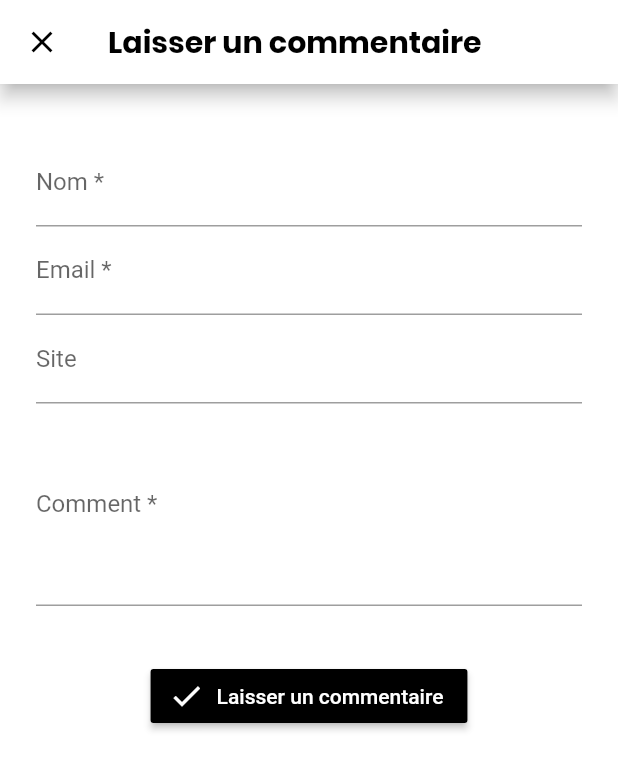
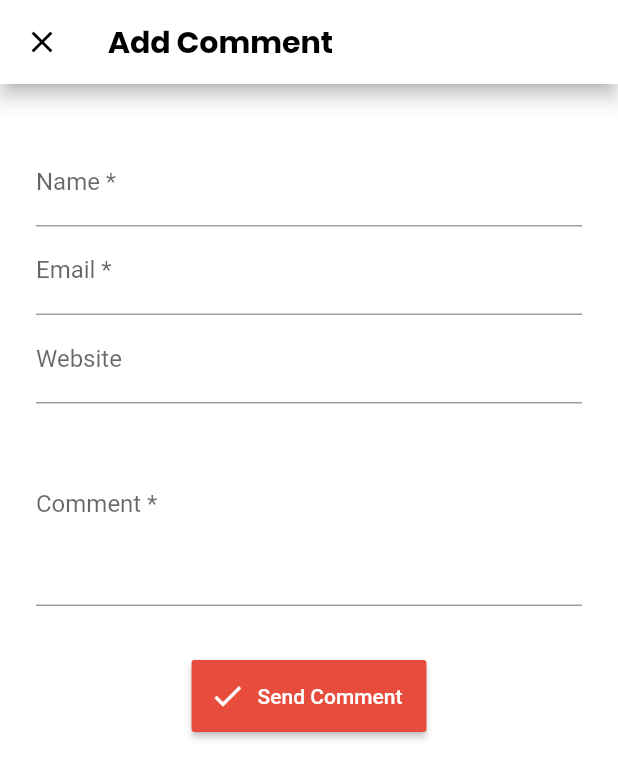
Before and after one commit to luisjose1996/Flutter-For-WordPress-App, a Flutter app: the AddComment screen opened directly, on a phone screen of 412 x 824 dp. Shown: the top 778 px of the screen. Run offline on Flutter 3.47's test engine with Material 2 defaults, Android fonts, the phone set to English and light mode, and no system bars; our stand-ins replace dio, firebase_messaging, flutter_html, flutter_widget_from_html, share, shared_preferences and 1 more; missing offline and left inert: loading; accounts and stored records are empty; network calls fail; project files that could hold a hidden picture were left out.

Commit message:
Basic translation

```diff
--- /dev/null
+++ b/lib/common/constants.dart
@@ -0,0 +1,3 @@
+library constants;
+
+const String WORDPRESS_URL = "https://demo.icilome.net";
--- a/lib/pages/add_comment.dart
+++ b/lib/pages/add_comment.dart
@@ -2,14 +2,15 @@ import 'dart:async';
 
 import 'package:dio/dio.dart';
 import 'package:flutter/material.dart';
+import 'package:flutter_wordpress_app/common/constants.dart';
 import 'package:flutter_wordpress_app/common/screen_arguments.dart';
 
 Future<bool> postComment(
     int id, String name, String email, String website, String comment) async {
   try {
     Dio dio = new Dio();
-    Response response = await dio
-        .post("https://demo.icilome.net/wp-json/wp/v2/comments", data: {
+    Response response =
+        await dio.post("$WORDPRESS_URL/wp-json/wp/v2/comments", data: {
       "author_email": email,
       "author_name": name,
       "author_website": website,
@@ -52,7 +53,7 @@ class _AddCommentState extends State<AddComment> {
             Navigator.of(context).pop();
           },
         ),
-        title: Text('Laisser un commentaire',
+        title: Text('Add Comment',
             style: TextStyle(
                 color: Colors.black,
                 fontWeight: FontWeight.bold,
@@ -73,7 +74,7 @@ class _AddCommentState extends State<AddComment> {
                   children: <Widget>[
                     TextFormField(
                         decoration: InputDecoration(
-                          labelText: 'Nom *',
+                          labelText: 'Name *',
                         ),
                         keyboardType: TextInputType.text,
                         validator: (value) {
@@ -102,7 +103,7 @@ class _AddCommentState extends State<AddComment> {
                     TextFormField(
                         keyboardType: TextInputType.text,
                         decoration: InputDecoration(
-                          labelText: 'Site',
+                          labelText: 'Website',
                         ),
                         onSaved: (String val) {
                           _website = val;
@@ -115,7 +116,7 @@ class _AddCommentState extends State<AddComment> {
                         maxLines: 5,
                         validator: (value) {
                           if (value.isEmpty) {
-                            return 'Please enter some comment.';
+                            return 'Write some comment.';
                           }
                           return null;
                         },
@@ -124,12 +125,13 @@ class _AddCommentState extends State<AddComment> {
                         }),
                     Container(
                       padding: EdgeInsets.symmetric(vertical: 36.0),
+                      height: 120,
                       child: RaisedButton.icon(
                         icon: Icon(
                           Icons.check,
                           color: Colors.white,
                         ),
-                        color: Colors.black,
+                        color: Theme.of(context).accentColor,
                         onPressed: () {
                           if (_formKey.currentState.validate()) {
                             _formKey.currentState.save();
@@ -143,7 +145,7 @@ class _AddCommentState extends State<AddComment> {
                           }
                         },
                         label: Text(
-                          'Laisser un commentaire',
+                          'Send Comment',
                           style: TextStyle(color: Colors.white),
                         ),
                       ),
--- a/lib/pages/category_articles.dart
+++ b/lib/pages/category_articles.dart
@@ -2,6 +2,7 @@ import 'dart:convert';
 import 'dart:io';
 
 import 'package:flutter/material.dart';
+import 'package:flutter_wordpress_app/common/constants.dart';
 import 'package:flutter_wordpress_app/models/Article.dart';
 import 'package:flutter_wordpress_app/pages/single_Article.dart';
 import 'package:flutter_wordpress_app/widgets/articleBox.dart';
@@ -43,7 +44,7 @@ class _CategoryArticlesState extends State<CategoryArticles> {
   Future<List<dynamic>> fetchCategoryArticles(int page) async {
     try {
       var response = await http.get(
-          "https://demo.icilome.net/wp-json/wp/v2/posts?categories[]=" +
+          "$WORDPRESS_URL/wp-json/wp/v2/posts?categories[]=" +
               widget.id.toString() +
               "&page=$page&per_page=10&_fields=id,date,title,content,custom,link");
 
--- a/lib/pages/search.dart
+++ b/lib/pages/search.dart
@@ -104,7 +104,7 @@ class _SearchState extends State<Search> {
     return Scaffold(
       appBar: AppBar(
         centerTitle: true,
-        title: Text('Parcourir',
+        title: Text('Search',
             style: TextStyle(
                 color: Colors.black,
                 fontWeight: FontWeight.bold,
@@ -128,7 +128,7 @@ class _SearchState extends State<Search> {
                     child: TextField(
                         controller: _textFieldController,
                         decoration: InputDecoration(
-                          labelText: 'Rechercher dans iciLome',
+                          labelText: 'Search news',
                           suffixIcon: _searchText == ""
                               ? Icon(Icons.search)
                               : IconButton(
--- a/lib/pages/settings.dart
+++ b/lib/pages/settings.dart
@@ -62,7 +62,7 @@ class _SettingsState extends State<Settings> {
       appBar: AppBar(
         centerTitle: true,
         title: Text(
-          'Plus',
+          'More',
           style: TextStyle(
               color: Colors.black,
               fontWeight: FontWeight.bold,
--- a/lib/pages/single_article.dart
+++ b/lib/pages/single_article.dart
@@ -6,6 +6,7 @@ import 'package:flutter/material.dart';
 import 'package:flutter_html/flutter_html.dart';
 import 'package:flutter_widget_from_html/flutter_widget_from_html.dart';
 import 'package:flutter_wordpress_app/blocs/favArticleBloc.dart';
+import 'package:flutter_wordpress_app/common/constants.dart';
 import 'package:flutter_wordpress_app/common/screen_arguments.dart';
 import 'package:flutter_wordpress_app/models/Article.dart';
 import 'package:flutter_wordpress_app/pages/comments.dart';
@@ -48,7 +49,7 @@ class _SingleArticleState extends State<SingleArticle> {
       int postId = widget.article.id;
       int catId = widget.article.catId;
       var response = await http.get(
-          "https://demo.icilome.net/wp-json/wp/v2/posts?exclude=$postId&categories[]=$catId&per_page=3");
+          "$WORDPRESS_URL/wp-json/wp/v2/posts?exclude=$postId&categories[]=$catId&per_page=3");
 
       if (this.mounted) {
         if (response.statusCode == 200) {
```
Also changed, not shown: lib/main.dart (+5 -5 lines), lib/pages/articles.dart (+3 -29 lines), lib/pages/categories.dart (+4 -3 lines), lib/pages/comments.dart (+13 -5 lines), lib/pages/local_articles.dart (+4 -3 lines), assets/icon.png.
